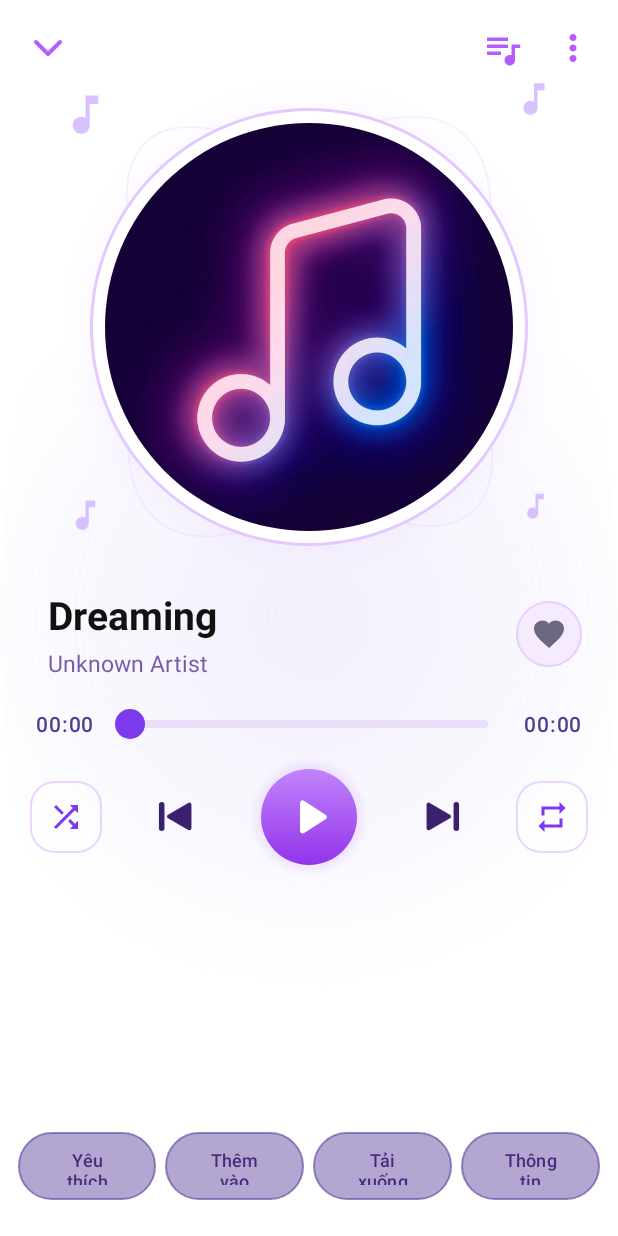
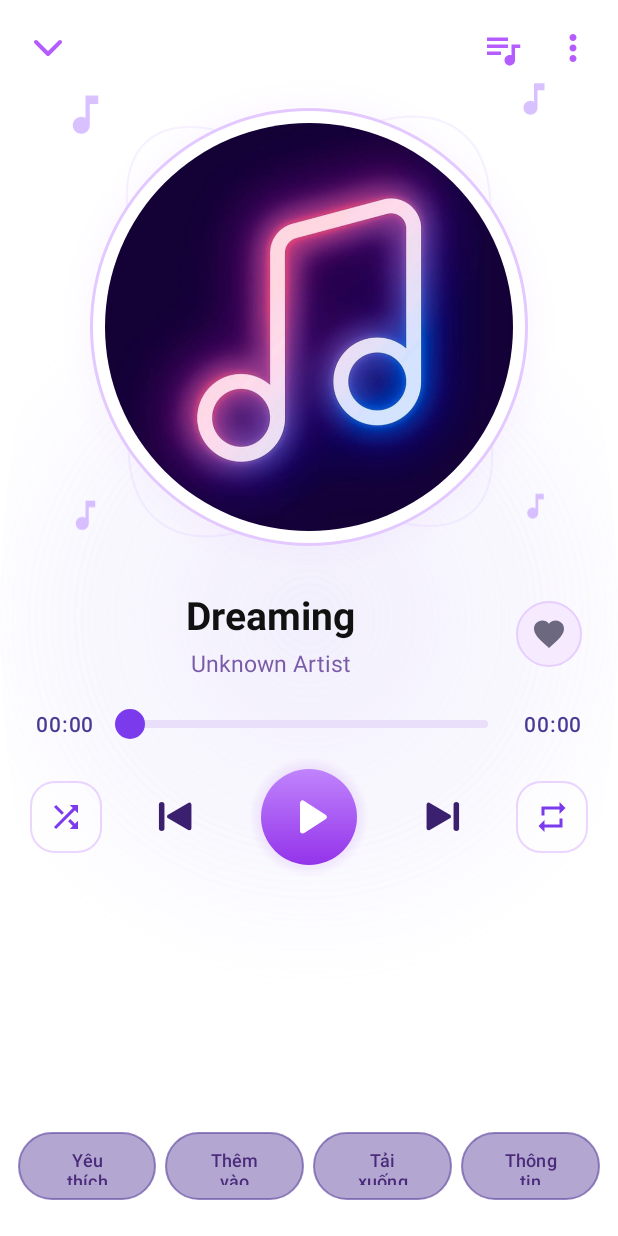
Before and after one commit to LocModify/localmusic, an Android app: the NowPlayingActivity screen opened directly, with no data from a screen before it, on a phone screen of 412 x 824 dp. Run offline under Robolectric (Android 15) with nearby library versions, the phone set to English and light mode, and no system bars; 3 statements that could not run were skipped.

Commit message:
Update activity_now_playing.xml

```diff
--- a/app/src/main/res/layout/activity_now_playing.xml
+++ b/app/src/main/res/layout/activity_now_playing.xml
@@ -8,14 +8,14 @@
     android:clipChildren="false"
     tools:context=".NowPlayingActivity">
 
-    <!-- Background mới: Trắng + mây pastel -->
+    <!-- Lớp nền mờ (Gradient) -->
     <View
         android:id="@+id/bg_overlay"
         android:layout_width="match_parent"
         android:layout_height="match_parent"
         android:background="@drawable/bg_now_playing" />
 
-    <!-- Container nội dung -->
+    <!-- Container chứa toàn bộ nội dung -->
     <androidx.constraintlayout.widget.ConstraintLayout
         android:id="@+id/content_container"
         android:layout_width="match_parent"
@@ -23,7 +23,7 @@
         android:clipChildren="false"
         android:clipToPadding="false">
 
-        <!-- TOP BAR -->
+        <!-- 1. THANH TOP BAR -->
         <ImageView
             android:id="@+id/btnMinimize"
             android:layout_width="32dp"
@@ -59,7 +59,7 @@
             app:layout_constraintTop_toTopOf="@+id/btnMinimize"
             app:tint="#B45CFF" />
 
-        <!-- ẢNH BÌA & HIỆU ỨNG -->
+        <!-- 2. ẢNH BÌA LỚN + HIỆU ỨNG -->
         <FrameLayout
             android:id="@+id/cardAlbumArt"
             android:layout_width="300dp"
@@ -117,7 +117,6 @@
                     android:src="@drawable/bg_cover_default" />
             </androidx.cardview.widget.CardView>
 
-            <!-- Các nốt nhạc mờ hơn một chút -->
             <ImageView
                 android:id="@+id/note1"
                 android:layout_width="34dp"
@@ -163,7 +162,7 @@
                 app:tint="#C9A5FF" />
         </FrameLayout>
 
-        <!-- TÊN BÀI HÁT & NGHỆ SĨ -->
+        <!-- 3. TÊN BÀI HÁT & NGHỆ SĨ (Đã thêm gravity="center") -->
         <com.ztrongz.localmusic.MarqueeTextView
             android:id="@+id/txtSongTitle"
             android:layout_width="0dp"
@@ -171,6 +170,7 @@
             android:layout_marginTop="24dp"
             android:layout_marginStart="32dp"
             android:layout_marginEnd="16dp"
+            android:gravity="center"
             android:text="Dreaming"
             android:textColor="#111111"
             android:textSize="26sp"
@@ -186,6 +186,7 @@
             android:layout_marginTop="4dp"
             android:layout_marginStart="32dp"
             android:layout_marginEnd="16dp"
+            android:gravity="center"
             android:text="Unknown Artist"
             android:textColor="#7A5BA8"
             android:textSize="15sp"
@@ -205,7 +206,7 @@
             app:layout_constraintEnd_toEndOf="parent"
             app:layout_constraintTop_toTopOf="@+id/txtSongTitle" />
 
-        <!-- THANH TIẾN TRÌNH -->
+        <!-- 4. THANH TIẾN TRÌNH (SEEK BAR) -->
         <TextView
             android:id="@+id/txtCurrentTime"
             android:layout_width="wrap_content"
@@ -249,7 +250,7 @@
             app:layout_constraintStart_toEndOf="@+id/txtCurrentTime"
             app:layout_constraintTop_toTopOf="@+id/txtCurrentTime" />
 
-        <!-- CỤM NÚT ĐIỀU KHIỂN -->
+        <!-- 5. CỤM NÚT ĐIỀU KHIỂN -->
         <LinearLayout
             android:id="@+id/controlsLayout"
             android:layout_width="match_parent"
@@ -331,7 +332,7 @@
                 app:tint="#7C3AED" />
         </LinearLayout>
 
-        <!-- HÀNG CHỨC NĂNG DƯỚI CÙNG -->
+        <!-- 6. HÀNG CHỨC NĂNG DƯỚI CÙNG -->
         <LinearLayout
             android:layout_width="match_parent"
             android:layout_height="wrap_content"
```
